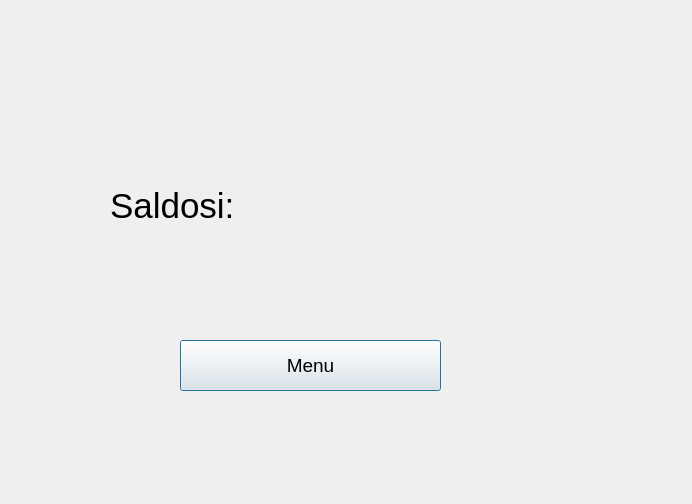
Before: the Qt Designer form bankautomat/saldo.ui in tvt21kmo-bank-project/group_3, drawn with Qt 5.
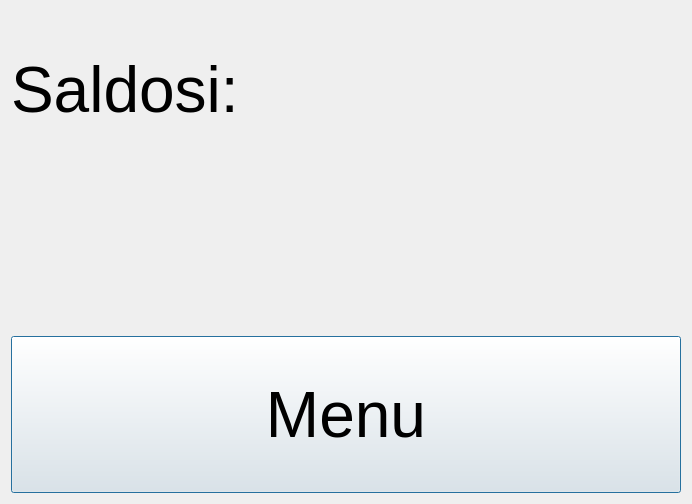
After: the same form once the commit is applied.

What changed in the file:
```diff
--- a/bankautomat/saldo.ui
+++ b/bankautomat/saldo.ui
@@ -18,32 +18,43 @@
   <property name="windowTitle">
    <string>Dialog</string>
   </property>
+  <layout class="QVBoxLayout" name="verticalLayout">
+   <item>
   <widget class="QLabel" name="label">
-   <property name="geometry">
-    <rect>
-     <x>110</x>
-     <y>180</y>
-     <width>161</width>
-     <height>51</height>
-    </rect>
-   </property>
    <property name="font">
     <font>
-     <pointsize>26</pointsize>
+       <pointsize>48</pointsize>
     </font>
    </property>
    <property name="text">
     <string>Saldosi:</string>
    </property>
   </widget>
+   </item>
+   <item>
+    <widget class="QLabel" name="label_2">
+     <property name="font">
+      <font>
+       <pointsize>48</pointsize>
+      </font>
+     </property>
+     <property name="text">
+      <string/>
+     </property>
+    </widget>
+   </item>
+   <item>
   <widget class="QPushButton" name="btnMenu">
-   <property name="geometry">
-    <rect>
-     <x>180</x>
-     <y>340</y>
-     <width>261</width>
-     <height>51</height>
-    </rect>
+     <property name="sizePolicy">
+      <sizepolicy hsizetype="Preferred" vsizetype="Preferred">
+       <horstretch>0</horstretch>
+       <verstretch>0</verstretch>
+      </sizepolicy>
+     </property>
+     <property name="font">
+      <font>
+       <pointsize>48</pointsize>
+      </font>
    </property>
    <property name="styleSheet">
     <string notr="true">QPushButton {
@@ -74,24 +85,8 @@
     <string>Menu</string>
    </property>
   </widget>
-  <widget class="QLabel" name="label_2">
-   <property name="geometry">
-    <rect>
-     <x>320</x>
-     <y>190</y>
-     <width>261</width>
-     <height>41</height>
-    </rect>
-   </property>
-   <property name="font">
-    <font>
-     <pointsize>26</pointsize>
-    </font>
-   </property>
-   <property name="text">
-    <string/>
-   </property>
-  </widget>
+   </item>
+  </layout>
  </widget>
  <resources/>
  <connections/>
```
Lines whose indentation alone changed are shown as unchanged.
